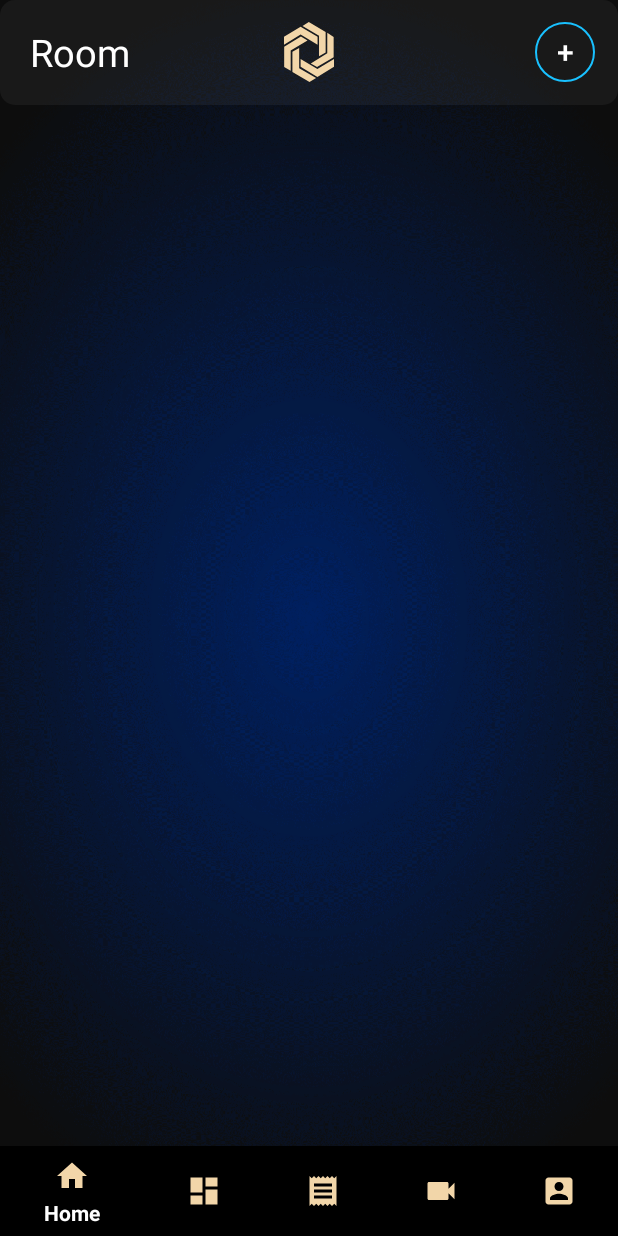
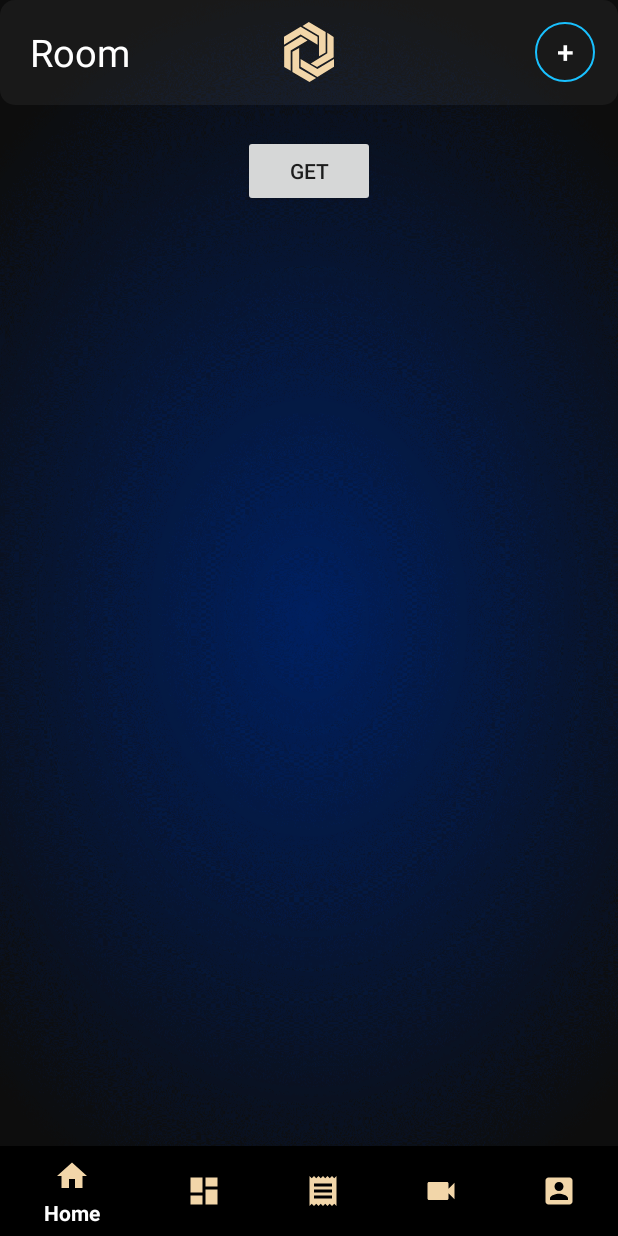
Before and after one commit to HoaiPhuc222409/ChikaHome, an Android app: the fragment RoomFragment placed in its activity, on a phone screen of 412 x 824 dp. Run offline under Robolectric (Android 15) with nearby library versions, the phone set to English and light mode, and no system bars.

Commit message:
send to Bach

```diff
--- a/app/src/main/java/com/example/chikaapp/activity/LoginActivity.java
+++ b/app/src/main/java/com/example/chikaapp/activity/LoginActivity.java
@@ -136,7 +136,7 @@ public class LoginActivity extends AppCompatActivity implements View.OnClickList
         imgShowPass.setOnClickListener(this);
         imgHidePass.setOnClickListener(this);
         imgSetting.setOnClickListener(this);
-        mqttService=MQTTService.getInstance(getApplicationContext(), this);
+//        mqttService=MQTTService.getInstance(getApplicationContext(), this);
 
     }
 
@@ -256,7 +256,7 @@ public class LoginActivity extends AppCompatActivity implements View.OnClickList
     }
 
     @Override
-    public void onReceive(String mess) {
+    public void onReceive1(String mess) {
         if(mess.equals("1")){
             btnTest1.setText("ON");
         }else btnTest1.setText("OFF");
--- a/app/src/main/java/com/example/chikaapp/fragment/RoomFragment.java
+++ b/app/src/main/java/com/example/chikaapp/fragment/RoomFragment.java
@@ -38,9 +38,9 @@ import retrofit2.converter.gson.GsonConverterFactory;
  */
 public class RoomFragment extends Fragment implements View.OnClickListener {
 
-    private Button btnAdd;
-    private RecyclerView rclRoomList;
-    private RoomAdapter roomAdapter;
+    Button btnAdd,btnGetData;
+    RecyclerView rclRoomList;
+    RoomAdapter roomAdapter;
 
     RoomUtils roomUtils;
 
@@ -53,37 +53,8 @@ public class RoomFragment extends Fragment implements View.OnClickListener {
     public View onCreateView(LayoutInflater inflater, ViewGroup container,
                              Bundle savedInstanceState) {
         View view = LayoutInflater.from(container.getContext()).inflate(R.layout.fragment_room, container, false);
+
         initialize(view);
-
-        Gson gson = new GsonBuilder().setLenient().create();
-        Retrofit retrofit = new Retrofit.Builder()
-                .baseUrl(ApiRetrofit.URL)
-                .addConverterFactory(GsonConverterFactory.create(gson))
-                .build();
-        roomUtils = retrofit.create(RoomUtils.class);
-        Call<ArrayList<Room>> call = roomUtils.getRoom(SharedPreferencesUtils.loadToken(getContext()));
-        call.enqueue(new Callback<ArrayList<Room>>() {
-            @Override
-            public void onResponse(Call<ArrayList<Room>> call, Response<ArrayList<Room>> response) {
-                ArrayList<Room> rooms=new ArrayList<>();
-                rooms = response.body();
-                if (rooms != null) {
-
-                    Toast.makeText(getContext(), "Get Success", Toast.LENGTH_SHORT).show();
-                    roomAdapter.updateList(rooms);
-                    roomAdapter.notifyDataSetChanged();
-
-                } else {
-                    Toast.makeText(getContext(), "Get Fail", Toast.LENGTH_SHORT).show();
-                }
-            }
-
-            @Override
-            public void onFailure(Call<ArrayList<Room>> call, Throwable t) {
-
-            }
-
-        });
 
         return view;
     }
@@ -91,12 +62,14 @@ public class RoomFragment extends Fragment implements View.OnClickListener {
     public void initialize(View view) {
         rclRoomList = view.findViewById(R.id.rclRoom);
         btnAdd = view.findViewById(R.id.btn_add_room);
+        btnGetData=view.findViewById(R.id.btnGetData);
 
         roomAdapter=new RoomAdapter(new ArrayList<Room>(),getContext());
         rclRoomList.setAdapter(roomAdapter);
         rclRoomList.setLayoutManager(new LinearLayoutManager(getContext()));
 
         btnAdd.setOnClickListener(this);
+        btnGetData.setOnClickListener(this);
     }
 
     @Override
@@ -104,6 +77,10 @@ public class RoomFragment extends Fragment implements View.OnClickListener {
         switch (view.getId()) {
             case R.id.btn_add_room:
                 showAddRoomFragment();
+                break;
+            case R.id.btnGetData:
+                getDataRoom(SharedPreferencesUtils.loadToken(getContext()));
+                break;
         }
     }
 
@@ -116,4 +93,31 @@ public class RoomFragment extends Fragment implements View.OnClickListener {
         transaction.commit();
     }
 
+    public void getDataRoom(String token) {
+        Gson gson = new GsonBuilder().setLenient().create();
+        Retrofit retrofit = new Retrofit.Builder()
+                .baseUrl(ApiRetrofit.URL)
+                .addConverterFactory(GsonConverterFactory.create(gson))
+                .build();
+        roomUtils = retrofit.create(RoomUtils.class);
+
+        Call<ArrayList<Room>> call = roomUtils.getRoom(token);
+        call.enqueue(new Callback<ArrayList<Room>>() {
+            @Override
+            public void onResponse(Call<ArrayList<Room>> call, Response<ArrayList<Room>> response) {
+                ArrayList<Room> rooms=new ArrayList<>();
+                rooms = response.body();
+                if (rooms!=null){
+                    roomAdapter.updateList(rooms);
+                    roomAdapter.notifyDataSetChanged();
+                    Toast.makeText(getContext(), "Get Success", Toast.LENGTH_SHORT).show();
+                }
+            }
+
+            @Override
+            public void onFailure(Call<ArrayList<Room>> call, Throwable t) {
+            }
+        });
+    }
+
 }
--- a/app/src/main/java/com/example/chikaapp/model/Room.java
+++ b/app/src/main/java/com/example/chikaapp/model/Room.java
@@ -2,8 +2,8 @@ package com.example.chikaapp.model;
 
 public class Room {
     private int logo;
+    private int userId;
     private String name_Room;
-    private int userId;
     private String id;
 
     public Room(int logo, String name_Room, int userId, String id) {
--- a/app/src/main/java/com/example/chikaapp/model/RoomList.java
+++ /dev/null
@@ -1,4 +0,0 @@
-package com.example.chikaapp.model;
-
-public class RoomList {
-}
--- a/app/src/main/java/com/example/chikaapp/mqtt/MQTTService.java
+++ b/app/src/main/java/com/example/chikaapp/mqtt/MQTTService.java
@@ -116,17 +116,16 @@ public class MQTTService implements MqttCallback {
 
     @Override
     public void messageArrived(String topic, MqttMessage message) throws Exception {
-//        Toast.makeText(context, "topic: " + topic + "\tMess: " + message.toString(), Toast.LENGTH_SHORT).show();
         stringTopic=topic;
         stringMessage=message.toString();
-        listener.onReceive(message.toString());
+        listener.onReceive1(stringMessage);
     }
 
     @Override
     public void deliveryComplete(IMqttDeliveryToken token) {
     }
     public interface listener{
-        void onReceive(String mess);
+        void onReceive1(String mess);
     }
 
 }
--- a/app/src/main/res/layout/fragment_room.xml
+++ b/app/src/main/res/layout/fragment_room.xml
@@ -4,7 +4,7 @@
     xmlns:android="http://schemas.android.com/apk/res/android"
     xmlns:tools="http://schemas.android.com/tools"
     android:layout_width="match_parent"
-    android:layout_height="match_parent"
+    android:layout_height="wrap_content"
     android:background="@drawable/bg_main"
     tools:context=".fragment.RoomFragment">
 
@@ -53,6 +53,13 @@
             android:layout_width="match_parent"
             android:layout_height="wrap_content"/>
 
+        <Button
+            android:id="@+id/btnGetData"
+            android:text="get"
+            android:layout_gravity="center"
+            android:layout_width="wrap_content"
+            android:layout_height="wrap_content"/>
+
     </LinearLayout>
 
 
```
Also changed, not shown: app/src/main/java/com/example/chikaapp/adapter/RoomAdapter.java (+8 -3 lines), app/src/main/res/layout/item_room.xml (+20 -0 lines).
